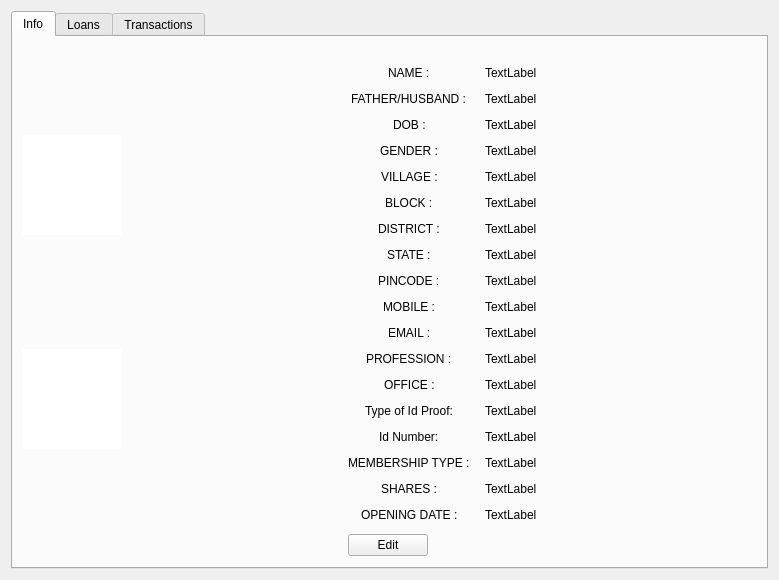
Qt form Pages/UI/memberPage.ui (akhilesh26/CSMS) before a commit.
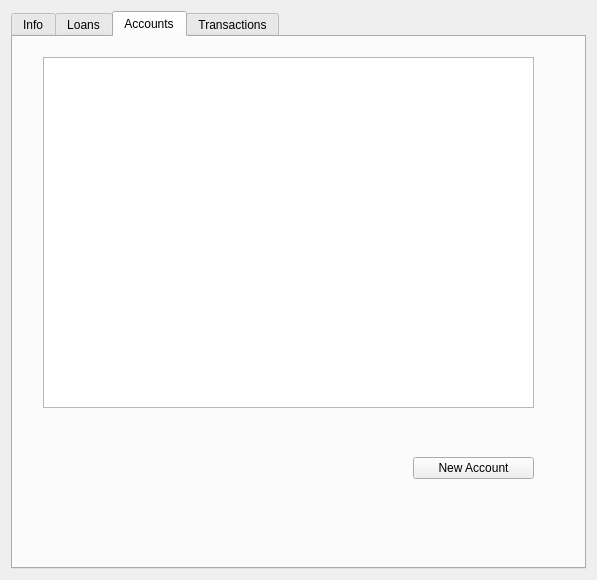
The same form after that commit.

Commit message: Account backend

```diff
--- a/Pages/UI/memberPage.ui
+++ b/Pages/UI/memberPage.ui
@@ -6,7 +6,7 @@
    <rect>
     <x>0</x>
     <y>0</y>
-    <width>779</width>
+    <width>597</width>
     <height>577</height>
    </rect>
   </property>
@@ -17,7 +17,7 @@
    <item row="0" column="0">
     <widget class="QTabWidget" name="tabWidget">
      <property name="currentIndex">
-      <number>0</number>
+      <number>2</number>
      </property>
      <widget class="QWidget" name="infoTab">
       <attribute name="title">
@@ -461,6 +461,34 @@
        <string>Loans</string>
       </attribute>
      </widget>
+     <widget class="QWidget" name="accountsTab">
+      <attribute name="title">
+       <string>Accounts</string>
+      </attribute>
+      <widget class="QPushButton" name="newAccountPushButton">
+       <property name="geometry">
+        <rect>
+         <x>400</x>
+         <y>420</y>
+         <width>121</width>
+         <height>22</height>
+        </rect>
+       </property>
+       <property name="text">
+        <string>New Account</string>
+       </property>
+      </widget>
+      <widget class="QListView" name="accountsListView">
+       <property name="geometry">
+        <rect>
+         <x>30</x>
+         <y>20</y>
+         <width>491</width>
+         <height>351</height>
+        </rect>
+       </property>
+      </widget>
+     </widget>
      <widget class="QWidget" name="transactionTab">
       <attribute name="title">
        <string>Transactions</string>
```
The commit also changes 14 other files.
